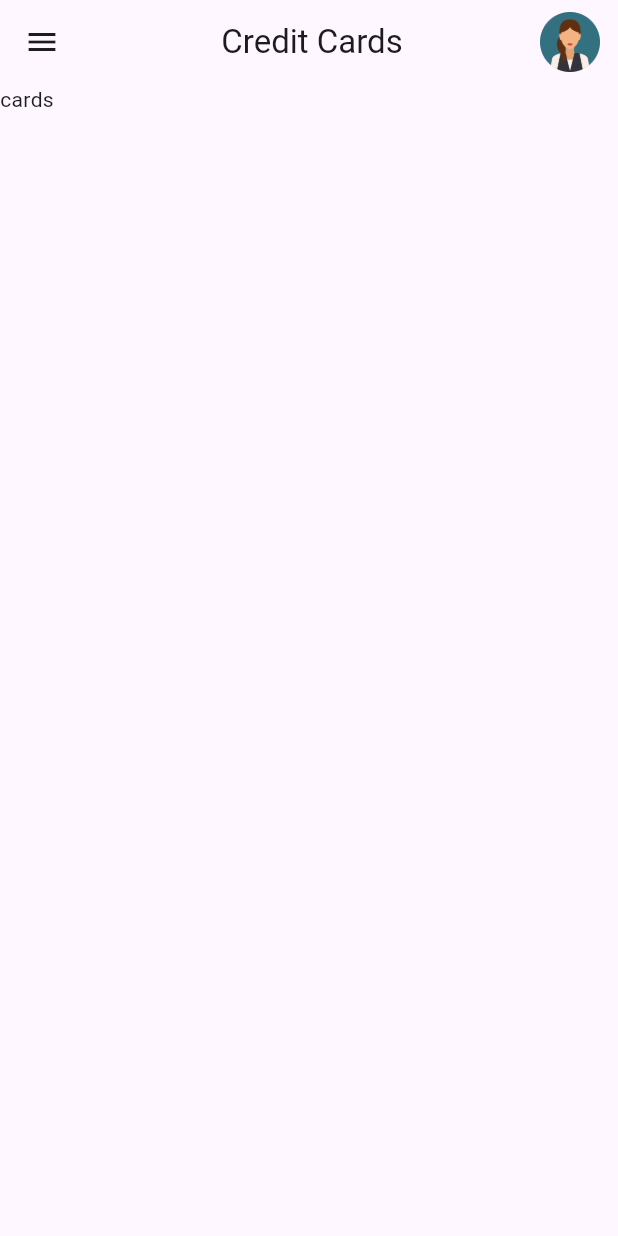
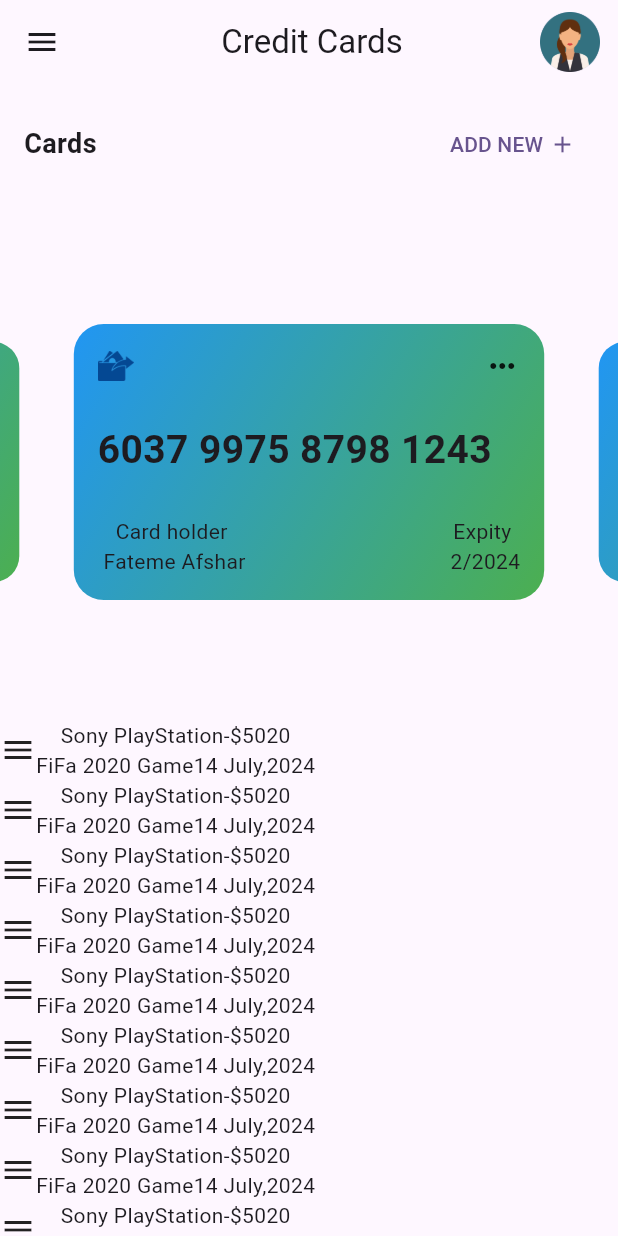
Before and after one commit to Fateme-Afshar/account_app, a Flutter app: the screen it shows after launch, on a phone screen of 412 x 824 dp. Run offline on Flutter 3.47's test engine with Material 3 defaults, Android fonts, the phone set to English and light mode, and no system bars; drawn by our look-alikes of carousel_slider; our stand-ins replace hive, hive_flutter; accounts and stored records are empty.

Commit message:
Adding credit_card_widget.dart, Showing cards as slider.

```diff
--- a/lib/presenter/home.dart
+++ b/lib/presenter/home.dart
@@ -1,3 +1,6 @@
+import 'package:account_app/widgets/credit_card_widget.dart';
+import 'package:account_app/widgets/transaction_widget.dart';
+import 'package:carousel_slider/carousel_slider.dart';
 import 'package:flutter/cupertino.dart';
 import 'package:flutter/material.dart';
 
@@ -14,15 +17,58 @@ class Home extends StatelessWidget {
           onPressed: () {},
         ),
         actions: <Widget>[
-          Container(
-            margin: EdgeInsets.only(right: 12),
+          Padding(
+            padding: EdgeInsets.only(right: 12),
             child: const CircleAvatar(
               child: Image(image: AssetImage('assets/profile.png')),
             ),
           ),
         ],
       ),
-      body: Text("cards"),
+      body: Column(
+        children: [
+          Container(
+            margin: EdgeInsets.all(16),
+            child: Row(
+              children: [
+                Text(
+                  "Cards",
+                  style: TextStyle(fontSize: 18, fontWeight: FontWeight.bold),
+                ),
+                Spacer(),
+                TextButton(
+                  onPressed: () {},
+                  child: Row(
+                    mainAxisSize: MainAxisSize.min,
+                    children: <Widget>[
+                      Padding(
+                        padding: EdgeInsets.fromLTRB(0, 0, 4, 0),
+                        child: Text('ADD NEW'),
+                      ),
+                      Icon(Icons.add),
+                    ],
+                  ),
+                )
+              ],
+            ),
+          ),
+          Expanded(
+              child: CarouselSlider(
+            options: CarouselOptions(
+                height: 200.0, enlargeCenterPage: true, aspectRatio: 2.0),
+            items: [1, 2, 3, 4, 5].map((i) {
+              return Builder(
+                builder: (BuildContext context) {
+                  return CreditCardWidget();
+                },
+              );
+            }).toList(),
+          )),
+          Expanded(child: ListView.builder(itemBuilder: (context, index) {
+            return TransactionWidget();
+          }))
+        ],
+      ),
     );
   }
 }
--- /dev/null
+++ b/lib/widgets/credit_card_widget.dart
@@ -0,0 +1,60 @@
+import 'package:flutter/cupertino.dart';
+import 'package:flutter/material.dart';
+
+class CreditCardWidget extends StatelessWidget {
+  @override
+  Widget build(BuildContext context) {
+    return Container(
+      width: MediaQuery.of(context).size.width,
+      height: 80,
+      margin: EdgeInsets.all(8),
+      padding: EdgeInsets.all(16),
+      decoration: BoxDecoration(
+        borderRadius: BorderRadius.circular(20),
+        gradient: LinearGradient(
+          begin: Alignment.topLeft,
+          end: Alignment.bottomRight,
+          colors: [
+            Colors.blue, // Start color
+            Colors.green, // End color
+          ],
+        ),
+      ),
+      child: const Column(
+        children: [
+          Row(
+            children: [
+              Image(
+                image: AssetImage('assets/bank_account.png'),
+                width: 24,
+                height: 24,
+              ),
+              Spacer(),
+              Icon(Icons.more_horiz)
+            ],
+          ),
+          Expanded(
+            child: Align(
+              alignment: Alignment.centerLeft,
+              child: Text(
+                "6037 9975 8798 1243",
+                textAlign: TextAlign.center,
+                style: TextStyle(
+                  fontSize: 26,
+                  fontWeight: FontWeight.bold,
+                ),
+              ),
+            ),
+          ),
+          Row(
+            children: [
+              Text(textAlign: TextAlign.center,"Card holder \n Fateme Afshar"),
+              Spacer(),
+              Text(textAlign: TextAlign.center,"Expity \n 2/2024"),
+            ],
+          )
+        ],
+      ),
+    );
+  }
+}
--- /dev/null
+++ b/lib/widgets/transaction_widget.dart
@@ -0,0 +1,27 @@
+import 'package:flutter/cupertino.dart';
+import 'package:flutter/material.dart';
+
+class TransactionWidget extends StatelessWidget {
+  @override
+  Widget build(BuildContext context) {
+    return const Row(
+      children: [
+        Icon(Icons.menu),
+        Column(
+          children: [
+            Row(
+              children: [Text("Sony PlayStation"), Spacer(), Text("-\$5020")],
+            ),
+            Row(
+              children: [
+                Text("FiFa 2020 Game"),
+                Spacer(),
+                Text("14 July,2024")
+              ],
+            ),
+          ],
+        )
+      ],
+    );
+  }
+}
--- a/pubspec.yaml
+++ b/pubspec.yaml
@@ -40,6 +40,7 @@ dependencies:
   json_annotation: ^4.8.1
   path_provider: ^2.1.0
   hive_flutter: ^1.1.0
+  carousel_slider: ^4.2.1
 
 dev_dependencies:
   flutter_test:
```
Also changed, not shown: assets/bank_account.png (added), pubspec.lock.
